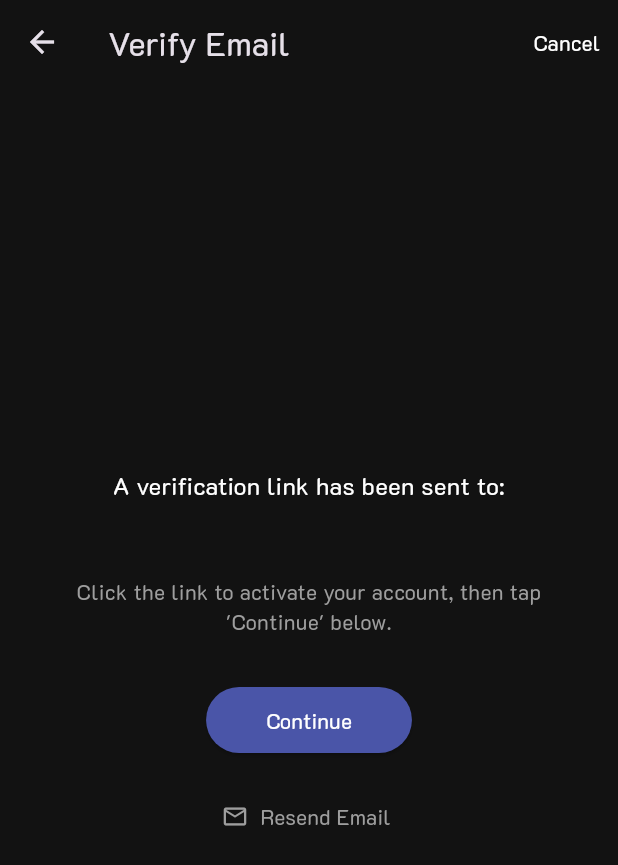
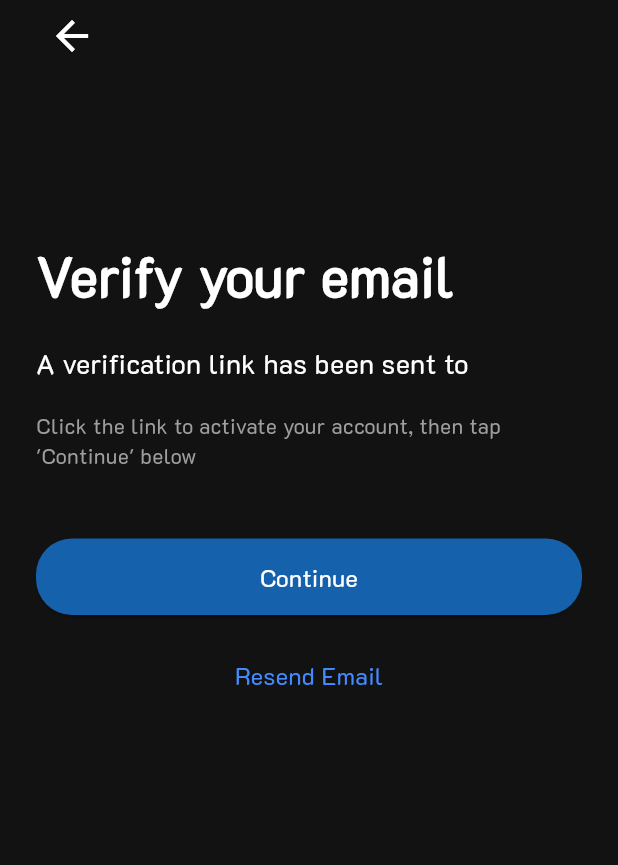
Before and after one commit to AQueMark/flutter_app_1, a Flutter app: the VerifyEmailScreen screen opened directly, on a phone screen of 412 x 824 dp. Shown: the top 865 px of the screen. Run offline on Flutter 3.47's test engine with Material 3 defaults, Android fonts, the phone set to English and light mode, and no system bars; our stand-ins replace cloud_firestore, firebase_auth, firebase_core, flutter_svg, google_sign_in, table_calendar; accounts and stored records are empty; network calls fail.

Commit message:
Fix: UI Changes, Verify email screen back button

```diff
--- a/lib/screens/verify_email_screen.dart
+++ b/lib/screens/verify_email_screen.dart
@@ -13,7 +13,6 @@ class VerifyEmailScreen extends StatefulWidget {
 class _VerifyEmailScreenState extends State<VerifyEmailScreen> {
   final AuthService _authService = AuthService();
   Timer? _timer;
-  // --- ADDED: State for the "Continue" button's loading indicator ---
   bool _isChecking = false;
 
   @override
@@ -37,7 +36,6 @@ class _VerifyEmailScreenState extends State<VerifyEmailScreen> {
     super.dispose();
   }
 
-  // --- ADDED: A new method for the continue button's logic ---
   Future<void> _onContinuePressed() async {
     setState(() {
       _isChecking = true;
@@ -53,8 +51,6 @@ class _VerifyEmailScreenState extends State<VerifyEmailScreen> {
         );
       }
     }
-    // If it IS verified, we don't need to do anything. The AuthGate's stream
-    // and the timer will detect the change and navigate automatically.
 
     if (mounted) {
       setState(() {
@@ -65,70 +61,105 @@ class _VerifyEmailScreenState extends State<VerifyEmailScreen> {
 
   @override
   Widget build(BuildContext context) {
-    final userEmail = FirebaseAuth.instance.currentUser?.email ?? 'your email';
+    final userEmail = FirebaseAuth.instance.currentUser?.email ?? '{email}';
 
     return Scaffold(
       backgroundColor: const Color(0xFF121212),
-      appBar: AppBar(
-        backgroundColor: Colors.transparent,
-        elevation: 0,
-        title: const Text("Verify Email"),
-        actions: [
-          TextButton(
-            onPressed: () => _authService.signOut(),
-            child: const Text("Cancel", style: TextStyle(color: Colors.white)),
-          )
-        ],
-      ),
-      body: Center(
+      body: SafeArea(
         child: Padding(
           padding: const EdgeInsets.symmetric(horizontal: 24.0),
           child: Column(
-            mainAxisAlignment: MainAxisAlignment.center,
+            crossAxisAlignment: CrossAxisAlignment.start,
             children: [
+              // --- FIX: Sign out instead of pop ---
+              IconButton(
+                icon: const Icon(Icons.arrow_back, color: Colors.white),
+                onPressed: () => _authService.signOut(),
+                iconSize: 32,
+              ),
+              const SizedBox(height: 110),
+
+              // Title
+              const Text(
+                "Verify your email",
+                style: TextStyle(
+                  fontSize: 36,
+                  fontWeight: FontWeight.bold,
+                  color: Colors.white,
+                  fontFamily: 'K2D'
+                ),
+              ),
+              const SizedBox(height: 20),
+
+              // Email message
               Text(
-                "A verification link has been sent to:\n$userEmail",
-                textAlign: TextAlign.center,
-                style: const TextStyle(fontSize: 16, color: Colors.white, height: 1.5),
+                "A verification link has been sent to $userEmail",
+                style: const TextStyle(
+                  fontSize: 18,
+                  color: Colors.white,
+                  fontFamily: 'K2D',
                 ),
-              const SizedBox(height: 24),
+              ),
+              const SizedBox(height: 18),
+
               const Text(
-                "Click the link to activate your account, then tap 'Continue' below.",
-                textAlign: TextAlign.center,
-                style: TextStyle(color: Colors.grey),
+                "Click the link to activate your account, then tap 'Continue' below",
+                style: TextStyle(
+                  fontSize: 14,
+                  color: Colors.grey,
+                  fontFamily: 'K2D',
                 ),
-              const SizedBox(height: 32),
+              ),
+              // --- FIX: Using Spacer correctly for layout ---
+              const Spacer(),
 
-              // --- MODIFIED: The "Continue" button ---
-              ElevatedButton(
+              // Continue button
+              SizedBox(
+                width: double.infinity,
+                child: ElevatedButton(
                   onPressed: _isChecking ? null : _onContinuePressed,
                   style: ElevatedButton.styleFrom(
-                  backgroundColor: const Color(0xFF4A55A8),
+                    backgroundColor: const Color.fromARGB(255, 22, 97, 171),
                     foregroundColor: Colors.white,
-                  padding: const EdgeInsets.symmetric(horizontal: 40, vertical: 12),
+                    padding: const EdgeInsets.symmetric(vertical: 14),
+                    shape: RoundedRectangleBorder(
+                      borderRadius: BorderRadius.circular(24),
+                    ),
                   ),
                   child: _isChecking
                       ? const SizedBox(
                           height: 20,
                           width: 20,
-                        child: CircularProgressIndicator(strokeWidth: 2, color: Colors.white),
+                          child: CircularProgressIndicator(
+                            strokeWidth: 2,
+                            color: Colors.white,
+                          ),
                         )
-                    : const Text('Continue'),
+                      : const Text(
+                          'Continue',
+                          style: TextStyle(fontSize: 16),
+                        ),
+                ),
               ),
               const SizedBox(height: 16),
-              TextButton.icon(
+
+              // Resend email
+              Center(
+                child: TextButton(
                   onPressed: () {
                     _authService.sendEmailVerification();
                     ScaffoldMessenger.of(context).showSnackBar(
                       const SnackBar(content: Text('Another email has been sent.')),
                     );
                   },
-                icon: const Icon(Icons.email_outlined, size: 18),
-                label: const Text('Resend Email'),
-                style: TextButton.styleFrom(
-                  foregroundColor: Colors.grey,
+                  child: const Text(
+                    'Resend Email',
+                    style: TextStyle(color: Colors.blueAccent,fontSize: 16),
                   ),
                 ),
+              ),
+              // Give some padding at the bottom
+              const SizedBox(height: 350),
             ],
           ),
         ),
--- a/pubspec.yaml
+++ b/pubspec.yaml
@@ -43,6 +43,7 @@ dependencies:
   firebase_core: ^2.32.0
   cloud_firestore: ^4.17.4
   firebase_auth: ^4.19.6
+  google_sign_in: ^6.2.1
 
 dev_dependencies:
   flutter_test:
```
Also changed, not shown: lib/screens/forgot_password_screen.dart (+49 -22 lines), lib/screens/login_screen.dart (+56 -33 lines), lib/screens/signup_screen.dart (+13 -12 lines), lib/services/auth_service.dart (+36 -17 lines), assets/icons/google_logo.png, assets/icons/google_logo.svg (added), pubspec.lock, 2 other files. Lines whose indentation alone changed are shown as unchanged.
